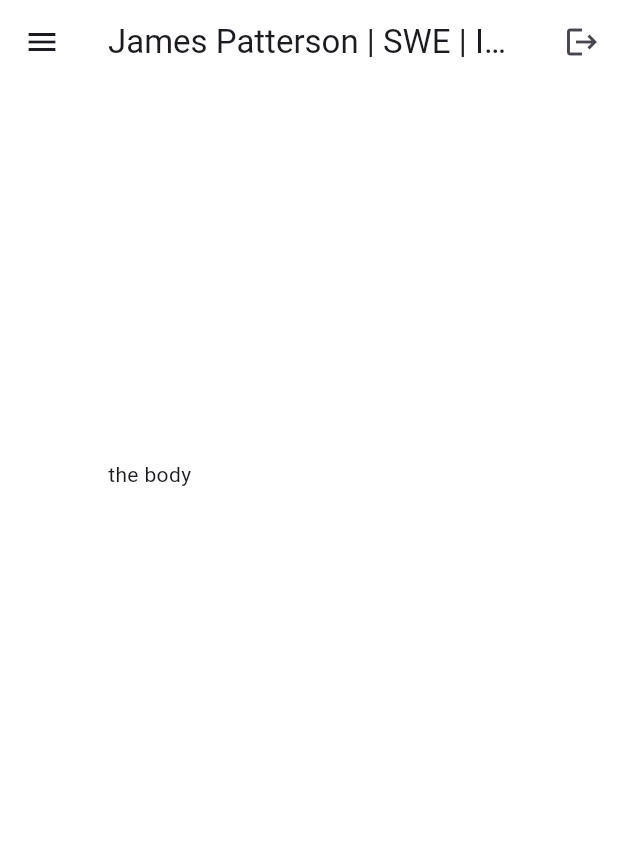
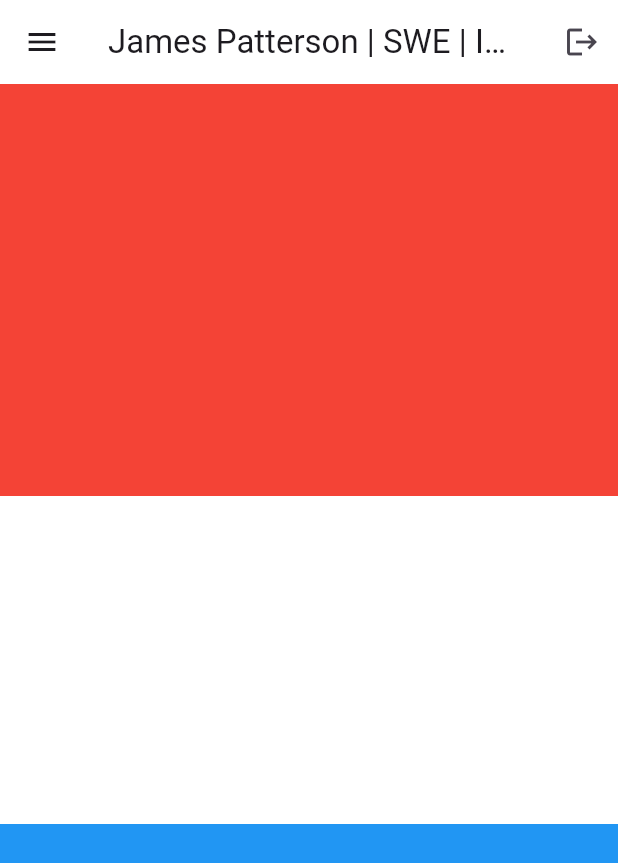
Before and after one commit to jamespatterson-feswe/flutter-resume, a Flutter app: the screen it shows after launch, on a phone screen of 412 x 824 dp. Shown: the top 863 px of the screen. Run offline on Flutter 3.47's test engine with Material 3 defaults, Android fonts, the phone set to English and light mode, and no system bars.

Commit message:
build: testing out widths and heights via media query and colors

```diff
--- a/lib/main.dart
+++ b/lib/main.dart
@@ -33,16 +33,25 @@ class Demo extends StatelessWidget {
                 onPressed: () {},
               )
             ]),
-        body: Center(
-          child: Container(
-              height: 300,
-              width: 300,
-              padding: EdgeInsets.all(16),
-              decoration: BoxDecoration(
-                color: Colors.white,
-                borderRadius: BorderRadius.circular(24),
-              ),
-              child: Text("the body")),
+        body: Column(
+          crossAxisAlignment: CrossAxisAlignment.center,
+          children: [
+            Container(
+                height: (MediaQuery.of(context).size.height / 3),
+                width: MediaQuery.of(context).size.width,
+                color: Colors.red),
+            Expanded(
+              child: Container(
+                width: MediaQuery.of(context).size.width,
+                color: Colors.white
+              )
+            ),
+            Container(
+                height: (MediaQuery.of(context).size.height / 3),
+                width: MediaQuery.of(context).size.width,
+                color: Colors.blue
+            ),
+          ],
         ),
       ),
     );
```
